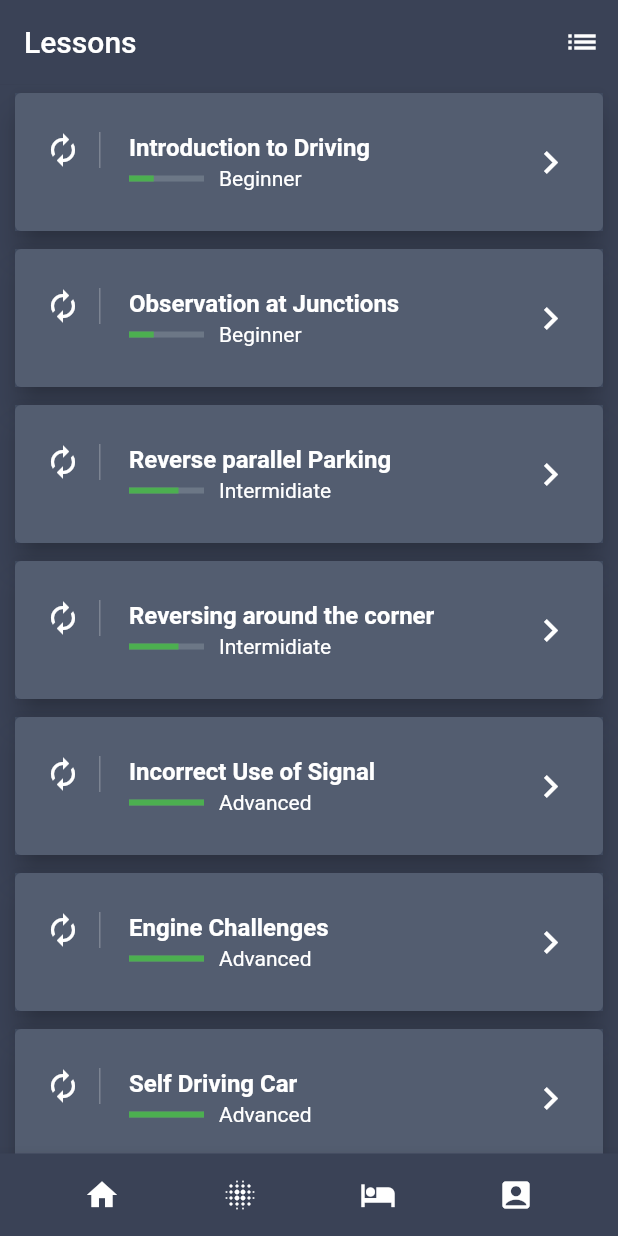
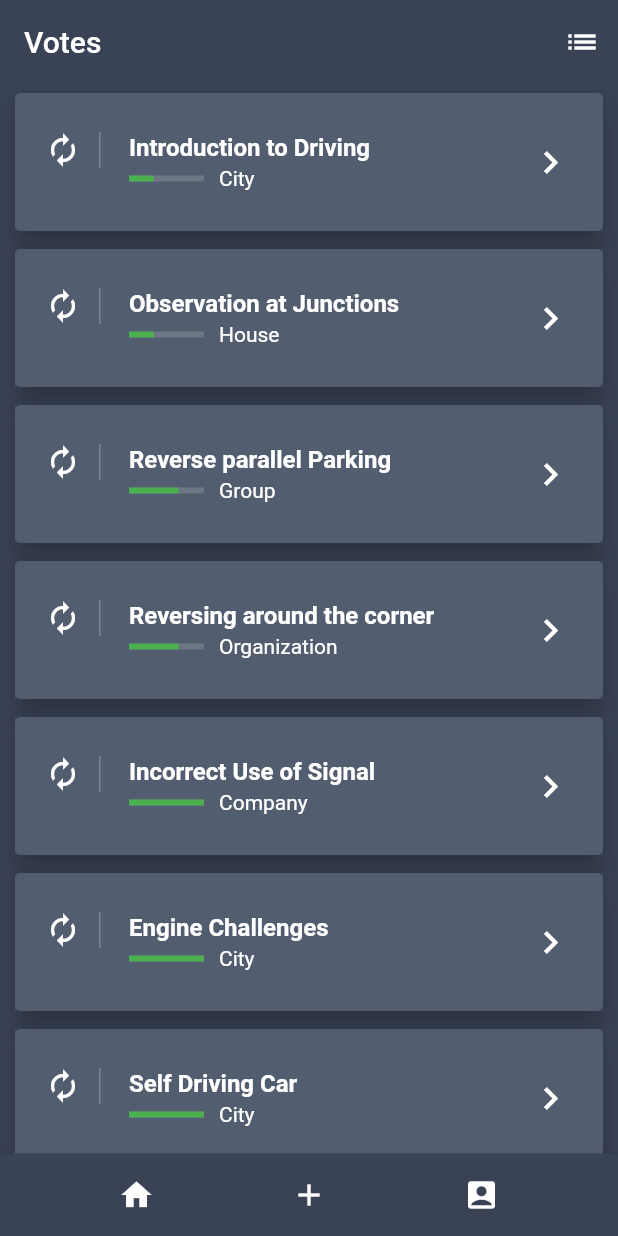
Before and after one commit to NURE-SCAT/GOLI_client, a Flutter app: the screen it shows after launch, on a phone screen of 412 x 824 dp. Run offline on Flutter 3.47's test engine with Material 2 defaults, Android fonts, the phone set to English and light mode, and no system bars; missing offline and left inert: polls; Roboto replaces fonts that are missing (Raleway).

```diff
--- a/lib/main.dart
+++ b/lib/main.dart
@@ -10,10 +10,10 @@ class Goli extends StatelessWidget {
   @override
   Widget build(BuildContext context) {
     return new MaterialApp(
-      title: 'Flutter Demo',
+      title: 'GOLI votes',
       theme: new ThemeData(
           primaryColor: Color.fromRGBO(58, 66, 86, 1.0), fontFamily: 'Raleway'),
-      home: new ListPage(title: 'Lessons'),
+      home: new ListPage(title: 'Votes'),
     );
   }
 }
--- a/lib/models/lesson.dart
+++ /dev/null
@@ -1,10 +0,0 @@
-class Lesson {
-  String title;
-  String level;
-  double indicatorValue;
-  int price;
-  String content;
-
-  Lesson(
-      {this.title, this.level, this.indicatorValue, this.price, this.content});
-}
--- /dev/null
+++ b/lib/models/vote.dart
@@ -0,0 +1,14 @@
+class Vote {
+  String title;
+  String type;
+  double indicatorValue;
+  int timestamp;
+  String content;
+
+  Vote(
+      {this.title,
+      this.type,
+      this.indicatorValue,
+      this.timestamp,
+      this.content});
+}
--- a/lib/screens/list_page.dart
+++ b/lib/screens/list_page.dart
@@ -1,6 +1,6 @@
 import 'package:flutter/material.dart';
 import '../components/detail_page.dart';
-import '../models/lesson.dart';
+import '../models/vote.dart';
 
 class ListPage extends StatefulWidget {
   ListPage({Key key, this.title}) : super(key: key);
@@ -12,17 +12,17 @@ class ListPage extends StatefulWidget {
 }
 
 class _ListPageState extends State<ListPage> {
-  List lessons;
+  List votes;
 
   @override
   void initState() {
-    lessons = getLessons();
+    votes = getVotes();
     super.initState();
   }
 
   @override
   Widget build(BuildContext context) {
-    ListTile makeListTile(Lesson lesson) => ListTile(
+    ListTile makeListTile(Vote vote) => ListTile(
           contentPadding:
               EdgeInsets.symmetric(horizontal: 20.0, vertical: 10.0),
           leading: Container(
@@ -33,28 +33,25 @@ class _ListPageState extends State<ListPage> {
             child: Icon(Icons.autorenew, color: Colors.white),
           ),
           title: Text(
-            lesson.title,
+            vote.title,
             style: TextStyle(color: Colors.white, fontWeight: FontWeight.bold),
           ),
-          // subtitle: Text("Intermediate", style: TextStyle(color: Colors.white)),
-
           subtitle: Row(
             children: <Widget>[
               Expanded(
                   flex: 1,
                   child: Container(
-                    // tag: 'hero',
                     child: LinearProgressIndicator(
                         backgroundColor: Color.fromRGBO(209, 224, 224, 0.2),
-                        value: lesson.indicatorValue,
+                        value: vote.indicatorValue,
                         valueColor: AlwaysStoppedAnimation(Colors.green)),
                   )),
               Expanded(
                 flex: 4,
                 child: Padding(
                     padding: EdgeInsets.only(left: 10.0),
-                    child: Text(lesson.level,
-                        style: TextStyle(color: Colors.white))),
+                    child:
+                        Text(vote.type, style: TextStyle(color: Colors.white))),
               )
             ],
           ),
@@ -64,16 +61,16 @@ class _ListPageState extends State<ListPage> {
             Navigator.push(
                 context,
                 MaterialPageRoute(
-                    builder: (context) => DetailPage(lesson: lesson)));
+                    builder: (context) => DetailPage(lesson: vote)));
           },
         );
 
-    Card makeCard(Lesson lesson) => Card(
+    Card makeCard(Vote vote) => Card(
           elevation: 8.0,
           margin: new EdgeInsets.symmetric(horizontal: 10.0, vertical: 6.0),
           child: Container(
             decoration: BoxDecoration(color: Color.fromRGBO(64, 75, 96, .9)),
-            child: makeListTile(lesson),
+            child: makeListTile(vote),
           ),
         );
 
@@ -82,9 +79,9 @@ class _ListPageState extends State<ListPage> {
       child: ListView.builder(
         scrollDirection: Axis.vertical,
         shrinkWrap: true,
-        itemCount: lessons.length,
+        itemCount: votes.length,
         itemBuilder: (BuildContext context, int index) {
-          return makeCard(lessons[index]);
+          return makeCard(votes[index]);
         },
       ),
     );
@@ -101,11 +98,7 @@ class _ListPageState extends State<ListPage> {
               onPressed: () {},
             ),
             IconButton(
-              icon: Icon(Icons.blur_on, color: Colors.white),
-              onPressed: () {},
-            ),
-            IconButton(
-              icon: Icon(Icons.hotel, color: Colors.white),
+              icon: Icon(Icons.add, color: Colors.white),
               onPressed: () {},
             ),
             IconButton(
@@ -137,55 +130,55 @@ class _ListPageState extends State<ListPage> {
   }
 }
 
-List getLessons() {
+List getVotes() {
   return [
-    Lesson(
+    Vote(
         title: "Introduction to Driving",
-        level: "Beginner",
+        type: "City",
         indicatorValue: 0.33,
-        price: 20,
+        timestamp: 1601723511,
         content:
             "Start by taking a couple of minutes to read the info in this section. Launch your app and click on the Settings menu.  While on the settings page, click the Save button.  You should see a circular progress indicator display in the middle of the page and the user interface elements cannot be clicked due to the modal barrier that is constructed."),
-    Lesson(
+    Vote(
         title: "Observation at Junctions",
-        level: "Beginner",
+        type: "House",
         indicatorValue: 0.33,
-        price: 50,
+        timestamp: 1601723511,
         content:
             "Start by taking a couple of minutes to read the info in this section. Launch your app and click on the Settings menu.  While on the settings page, click the Save button.  You should see a circular progress indicator display in the middle of the page and the user interface elements cannot be clicked due to the modal barrier that is constructed."),
-    Lesson(
+    Vote(
         title: "Reverse parallel Parking",
-        level: "Intermidiate",
+        type: "Group",
         indicatorValue: 0.66,
-        price: 30,
+        timestamp: 1601723511,
         content:
             "Start by taking a couple of minutes to read the info in this section. Launch your app and click on the Settings menu.  While on the settings page, click the Save button.  You should see a circular progress indicator display in the middle of the page and the user interface elements cannot be clicked due to the modal barrier that is constructed."),
-    Lesson(
+    Vote(
         title: "Reversing around the corner",
-        level: "Intermidiate",
+        type: "Organization",
         indicatorValue: 0.66,
-        price: 30,
+        timestamp: 1601723511,
         content:
             "Start by taking a couple of minutes to read the info in this section. Launch your app and click on the Settings menu.  While on the settings page, click the Save button.  You should see a circular progress indicator display in the middle of the page and the user interface elements cannot be clicked due to the modal barrier that is constructed."),
-    Lesson(
+    Vote(
         title: "Incorrect Use of Signal",
-        level: "Advanced",
+        type: "Company",
         indicatorValue: 1.0,
-        price: 50,
+        timestamp: 1601723511,
         content:
             "Start by taking a couple of minutes to read the info in this section. Launch your app and click on the Settings menu.  While on the settings page, click the Save button.  You should see a circular progress indicator display in the middle of the page and the user interface elements cannot be clicked due to the modal barrier that is constructed."),
-    Lesson(
+    Vote(
         title: "Engine Challenges",
-        level: "Advanced",
+        type: "City",
         indicatorValue: 1.0,
-        price: 50,
+        timestamp: 1601723511,
         content:
             "Start by taking a couple of minutes to read the info in this section. Launch your app and click on the Settings menu.  While on the settings page, click the Save button.  You should see a circular progress indicator display in the middle of the page and the user interface elements cannot be clicked due to the modal barrier that is constructed."),
-    Lesson(
+    Vote(
         title: "Self Driving Car",
-        level: "Advanced",
+        type: "City",
         indicatorValue: 1.0,
-        price: 50,
+        timestamp: 1601723511,
         content:
             "Start by taking a couple of minutes to read the info in this section. Launch your app and click on the Settings menu.  While on the settings page, click the Save button.  You should see a circular progress indicator display in the middle of the page and the user interface elements cannot be clicked due to the modal barrier that is constructed.  ")
   ];
```
Also changed, not shown: lib/components/detail_page.dart (+15 -29 lines), assets/images/drive-steering-wheel.jpg (added), assets/images/line.png (added).
